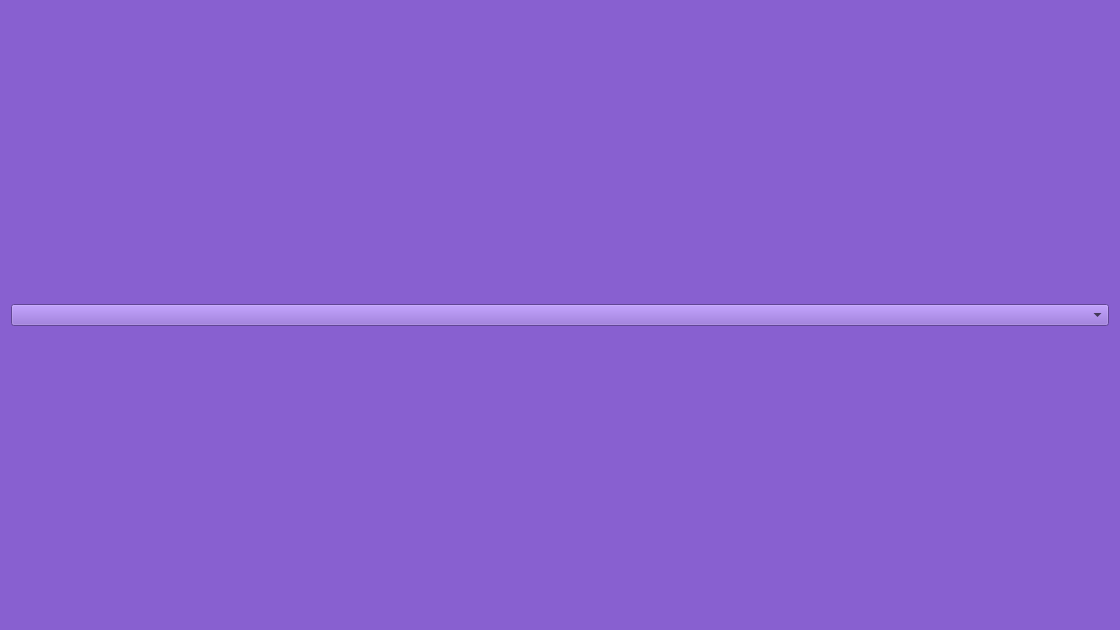
Old version of the form uis/exit_widget.ui in the repository therealrahulsahu/log_project.
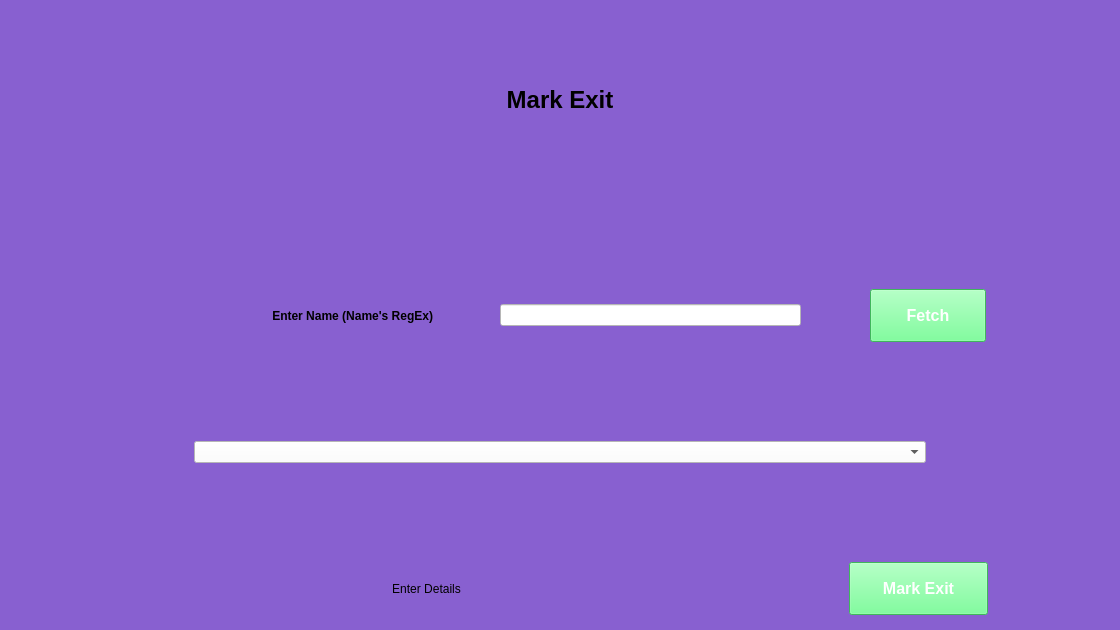
New version of the form.

What changed in the file:
```diff
--- a/uis/exit_widget.ui
+++ b/uis/exit_widget.ui
@@ -18,9 +18,302 @@
 background-color:#8860D0;
 </string>
   </property>
-  <layout class="QVBoxLayout" name="verticalLayout">
+  <layout class="QVBoxLayout" name="verticalLayout" stretch="2,1,3,1,1,1,1">
    <item>
-    <widget class="QComboBox" name="comboBox"/>
+    <layout class="QHBoxLayout" name="horizontalLayout" stretch="2,1,2">
+     <item>
+      <spacer name="horizontalSpacer">
+       <property name="orientation">
+        <enum>Qt::Horizontal</enum>
+       </property>
+       <property name="sizeHint" stdset="0">
+        <size>
+         <width>40</width>
+         <height>20</height>
+        </size>
+       </property>
+      </spacer>
+     </item>
+     <item>
+      <widget class="QLabel" name="label">
+       <property name="font">
+        <font>
+         <pointsize>18</pointsize>
+         <weight>75</weight>
+         <bold>true</bold>
+        </font>
+       </property>
+       <property name="text">
+        <string>Mark Exit</string>
+       </property>
+       <property name="alignment">
+        <set>Qt::AlignCenter</set>
+       </property>
+      </widget>
+     </item>
+     <item>
+      <spacer name="horizontalSpacer_2">
+       <property name="orientation">
+        <enum>Qt::Horizontal</enum>
+       </property>
+       <property name="sizeHint" stdset="0">
+        <size>
+         <width>40</width>
+         <height>20</height>
+        </size>
+       </property>
+      </spacer>
+     </item>
+    </layout>
+   </item>
+   <item>
+    <spacer name="verticalSpacer">
+     <property name="orientation">
+      <enum>Qt::Vertical</enum>
+     </property>
+     <property name="sizeHint" stdset="0">
+      <size>
+       <width>20</width>
+       <height>40</height>
+      </size>
+     </property>
+    </spacer>
+   </item>
+   <item>
+    <layout class="QHBoxLayout" name="horizontalLayout_2" stretch="3,4,1,5,1,2,2">
+     <item>
+      <spacer name="horizontalSpacer_3">
+       <property name="orientation">
+        <enum>Qt::Horizontal</enum>
+       </property>
+       <property name="sizeHint" stdset="0">
+        <size>
+         <width>40</width>
+         <height>20</height>
+        </size>
+       </property>
+      </spacer>
+     </item>
+     <item>
+      <widget class="QLabel" name="label_2">
+       <property name="font">
+        <font>
+         <weight>75</weight>
+         <bold>true</bold>
+        </font>
+       </property>
+       <property name="text">
+        <string>Enter Name (Name's RegEx)</string>
+       </property>
+       <property name="alignment">
+        <set>Qt::AlignRight|Qt::AlignTrailing|Qt::AlignVCenter</set>
+       </property>
+      </widget>
+     </item>
+     <item>
+      <spacer name="horizontalSpacer_4">
+       <property name="orientation">
+        <enum>Qt::Horizontal</enum>
+       </property>
+       <property name="sizeHint" stdset="0">
+        <size>
+         <width>40</width>
+         <height>20</height>
+        </size>
+       </property>
+      </spacer>
+     </item>
+     <item>
+      <widget class="QLineEdit" name="le_name">
+       <property name="styleSheet">
+        <string notr="true">background-color:white;
+</string>
+       </property>
+       <property name="maxLength">
+        <number>32</number>
+       </property>
+      </widget>
+     </item>
+     <item>
+      <spacer name="horizontalSpacer_5">
+       <property name="orientation">
+        <enum>Qt::Horizontal</enum>
+       </property>
+       <property name="sizeHint" stdset="0">
+        <size>
+         <width>40</width>
+         <height>20</height>
+        </size>
+       </property>
+      </spacer>
+     </item>
+     <item>
+      <widget class="QPushButton" name="pushbt_fetch">
+       <property name="styleSheet">
+        <string notr="true">/*background-color: #f4511e;*/
+background-color: rgb(90, 255, 129);
+color: white;
+padding: 16px 32px;
+text-align: center;
+font-size: 16px;
+margin: 4px 2px;
+font-weight:bold;</string>
+       </property>
+       <property name="text">
+        <string>Fetch</string>
+       </property>
+      </widget>
+     </item>
+     <item>
+      <spacer name="horizontalSpacer_6">
+       <property name="orientation">
+        <enum>Qt::Horizontal</enum>
+       </property>
+       <property name="sizeHint" stdset="0">
+        <size>
+         <width>40</width>
+         <height>20</height>
+        </size>
+       </property>
+      </spacer>
+     </item>
+    </layout>
+   </item>
+   <item>
+    <spacer name="verticalSpacer_3">
+     <property name="orientation">
+      <enum>Qt::Vertical</enum>
+     </property>
+     <property name="sizeHint" stdset="0">
+      <size>
+       <width>20</width>
+       <height>40</height>
+      </size>
+     </property>
+    </spacer>
+   </item>
+   <item>
+    <layout class="QHBoxLayout" name="horizontalLayout_3" stretch="2,8,2">
+     <item>
+      <spacer name="horizontalSpacer_7">
+       <property name="orientation">
+        <enum>Qt::Horizontal</enum>
+       </property>
+       <property name="sizeHint" stdset="0">
+        <size>
+         <width>40</width>
+         <height>20</height>
+        </size>
+       </property>
+      </spacer>
+     </item>
+     <item>
+      <widget class="QComboBox" name="combo_name">
+       <property name="styleSheet">
+        <string notr="true">background-color:white;</string>
+       </property>
+       <property name="maxCount">
+        <number>1</number>
+       </property>
+      </widget>
+     </item>
+     <item>
+      <spacer name="horizontalSpacer_8">
+       <property name="orientation">
+        <enum>Qt::Horizontal</enum>
+       </property>
+       <property name="sizeHint" stdset="0">
+        <size>
+         <width>40</width>
+         <height>20</height>
+        </size>
+       </property>
+      </spacer>
+     </item>
+    </layout>
+   </item>
+   <item>
+    <spacer name="verticalSpacer_2">
+     <property name="orientation">
+      <enum>Qt::Vertical</enum>
+     </property>
+     <property name="sizeHint" stdset="0">
+      <size>
+       <width>20</width>
+       <height>40</height>
+      </size>
+     </property>
+    </spacer>
+   </item>
+   <item>
+    <layout class="QHBoxLayout" name="horizontalLayout_5" stretch="1,5,1,1,1">
+     <item>
+      <spacer name="horizontalSpacer_9">
+       <property name="orientation">
+        <enum>Qt::Horizontal</enum>
+       </property>
+       <property name="sizeHint" stdset="0">
+        <size>
+         <width>40</width>
+         <height>20</height>
+        </size>
+       </property>
+      </spacer>
+     </item>
+     <item>
+      <widget class="QLabel" name="lb_warning">
+       <property name="text">
+        <string>Enter Details</string>
+       </property>
+       <property name="alignment">
+        <set>Qt::AlignCenter</set>
+       </property>
+      </widget>
+     </item>
+     <item>
+      <spacer name="horizontalSpacer_10">
+       <property name="orientation">
+        <enum>Qt::Horizontal</enum>
+       </property>
+       <property name="sizeHint" stdset="0">
+        <size>
+         <width>40</width>
+         <height>20</height>
+        </size>
+       </property>
+      </spacer>
+     </item>
+     <item>
+      <widget class="QPushButton" name="pushbt_mark">
+       <property name="styleSheet">
+        <string notr="true">/*background-color: #f4511e;*/
+background-color: rgb(90, 255, 129);
+color: white;
+padding: 16px 32px;
+text-align: center;
+font-size: 16px;
+margin: 4px 2px;
+font-weight:bold;</string>
+       </property>
+       <property name="text">
+        <string>Mark Exit</string>
+       </property>
+      </widget>
+     </item>
+     <item>
+      <spacer name="horizontalSpacer_11">
+       <property name="orientation">
+        <enum>Qt::Horizontal</enum>
+       </property>
+       <property name="sizeHint" stdset="0">
+        <size>
+         <width>40</width>
+         <height>20</height>
+        </size>
+       </property>
+      </spacer>
+     </item>
+    </layout>
    </item>
   </layout>
  </widget>
```
